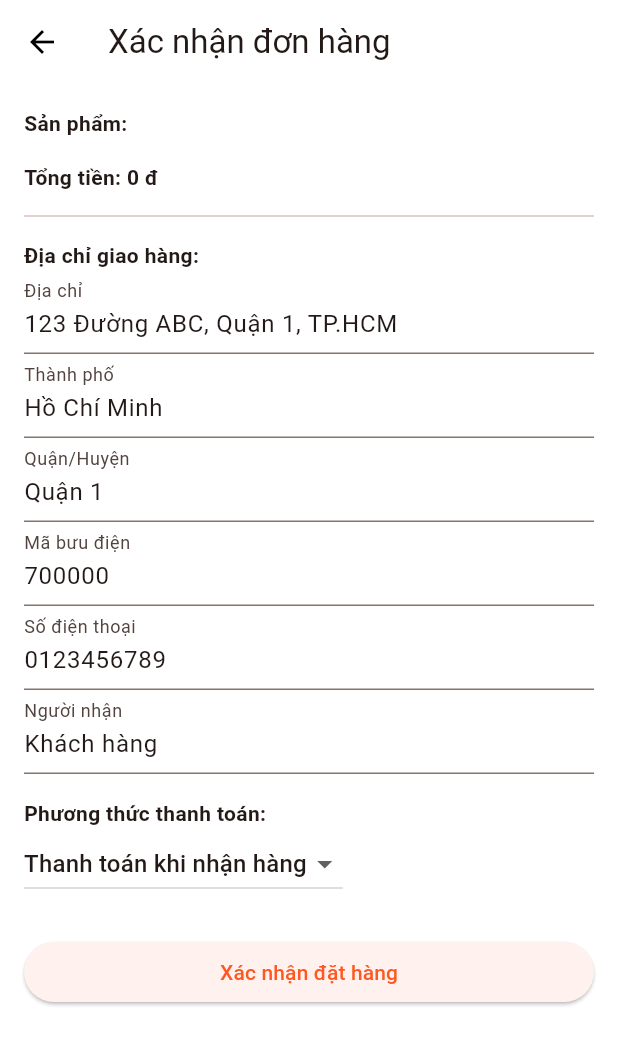
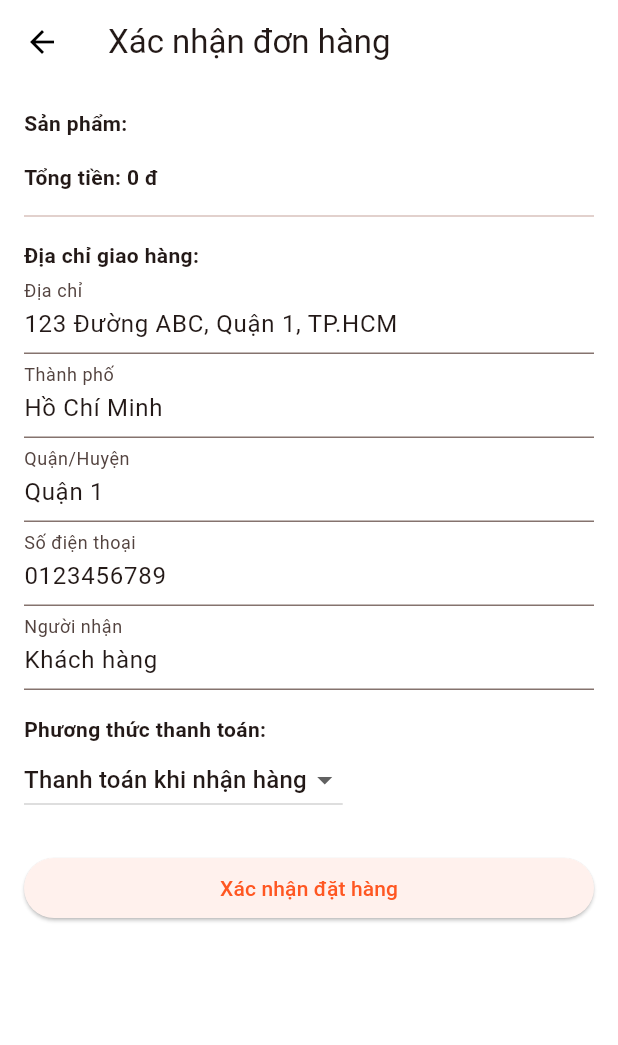
Before and after one commit to Hkkhang123/BurgerKing, a Flutter app: the CheckoutScreen screen opened directly with empty values, on a phone screen of 412 x 824 dp. Shown: the top 1045 px of the screen. Run offline on Flutter 3.47's test engine with Material 3 defaults, Android fonts, the phone set to English and light mode, and no system bars; our stand-ins replace firebase_auth, firebase_core, flutter_rating_bar, get, get_storage, google_fonts and 3 more; missing offline and left inert: android_intent_plus; accounts and stored records are empty; network calls fail.

Commit message:
edit shipping address

```diff
--- a/frontend/lib/features/cart/checkout_screen.dart
+++ b/frontend/lib/features/cart/checkout_screen.dart
@@ -548,11 +548,6 @@ class _CheckoutScreenState extends State<CheckoutScreen> {
                     decoration: const InputDecoration(labelText: 'Quận/Huyện'),
                   ),
                   TextField(
-                    controller: _postalCodeController,
-                    decoration: const InputDecoration(labelText: 'Mã bưu điện'),
-                    keyboardType: TextInputType.number,
-                  ),
-                  TextField(
                     controller: _phoneController,
                     decoration: const InputDecoration(labelText: 'Số điện thoại'),
                     keyboardType: TextInputType.phone,
@@ -567,9 +562,7 @@ class _CheckoutScreenState extends State<CheckoutScreen> {
                     value: _paymentMethod,
                     items: const [
                       DropdownMenuItem(value: 'Thanh toán khi nhận hàng', child: Text('Thanh toán khi nhận hàng')),
-                      DropdownMenuItem(value: 'Chuyển khoản ngân hàng', child: Text('Chuyển khoản ngân hàng')),
                       DropdownMenuItem(value: 'Thanh toán MoMo', child: Text('Thanh toán MoMo')),
-                      DropdownMenuItem(value: 'Thanh toán QR Code', child: Text('Thanh toán QR Code')),
                     ],
                     onChanged: (value) {
                       if (value != null) setState(() => _paymentMethod = value);
```
Also changed, not shown: 1 other file.
